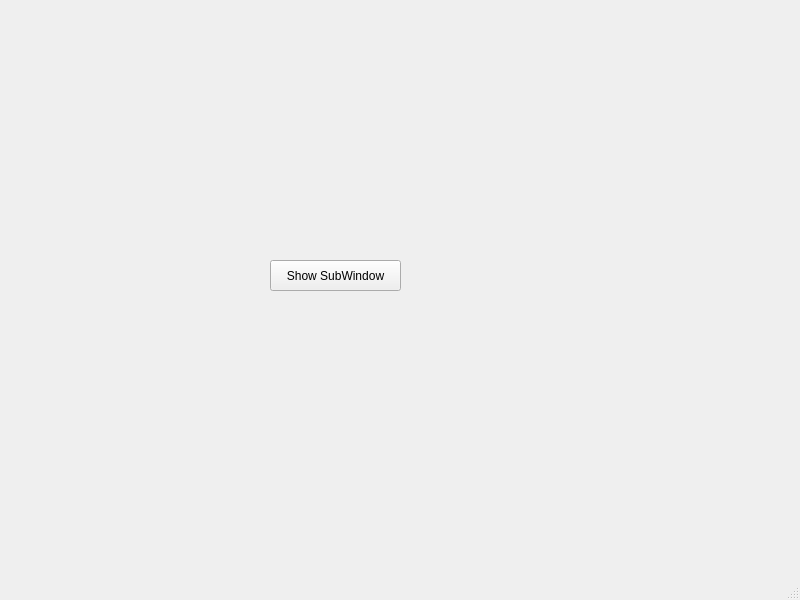
wenhao801/GraphEditorPlus, file mainwindow.ui: the form before one commit.
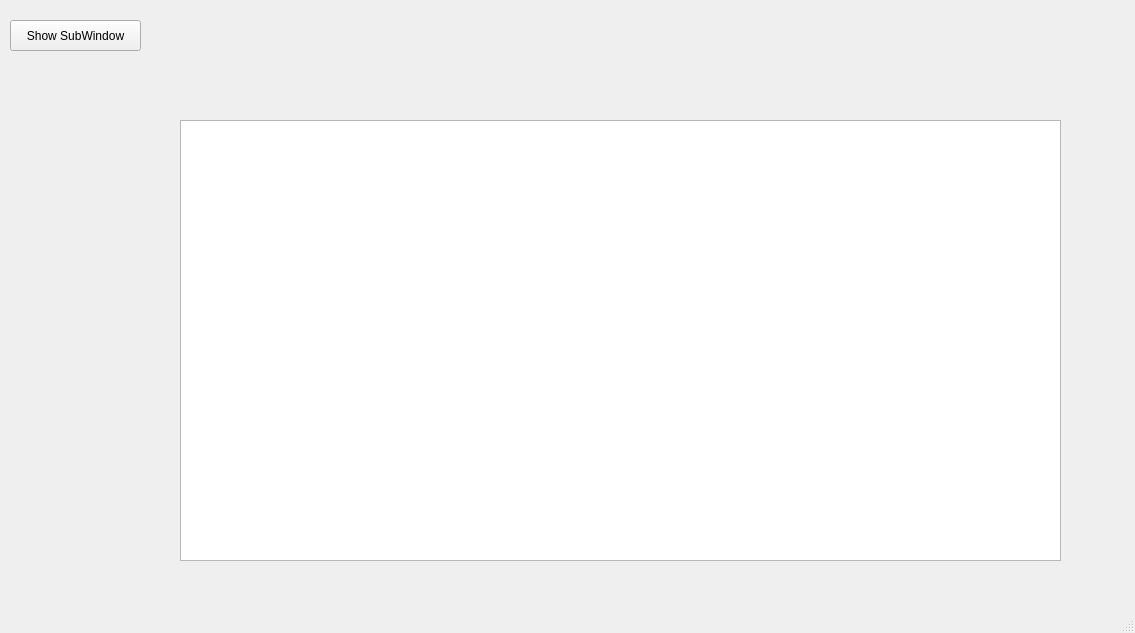
The form after the commit.

Commit message: created MyScene inherited from QGraphicsScene and played around with it

The edit to the form file:
```diff
--- a/mainwindow.ui
+++ b/mainwindow.ui
@@ -6,8 +6,8 @@
    <rect>
     <x>0</x>
     <y>0</y>
-    <width>800</width>
-    <height>600</height>
+    <width>1135</width>
+    <height>633</height>
    </rect>
   </property>
   <property name="windowTitle">
@@ -17,8 +17,8 @@
    <widget class="QPushButton" name="showSub">
     <property name="geometry">
      <rect>
-      <x>270</x>
-      <y>260</y>
+      <x>10</x>
+      <y>20</y>
       <width>131</width>
       <height>31</height>
      </rect>
@@ -27,6 +27,16 @@
      <string>Show SubWindow</string>
     </property>
    </widget>
+   <widget class="QGraphicsView" name="graphicsView">
+    <property name="geometry">
+     <rect>
+      <x>180</x>
+      <y>120</y>
+      <width>881</width>
+      <height>441</height>
+     </rect>
+    </property>
+   </widget>
   </widget>
   <widget class="QMenuBar" name="menubar">
    <property name="geometry">
```
Left out of the diff: 2 changed lines with no effect on the pictures. The commit also changes 40 other files.
